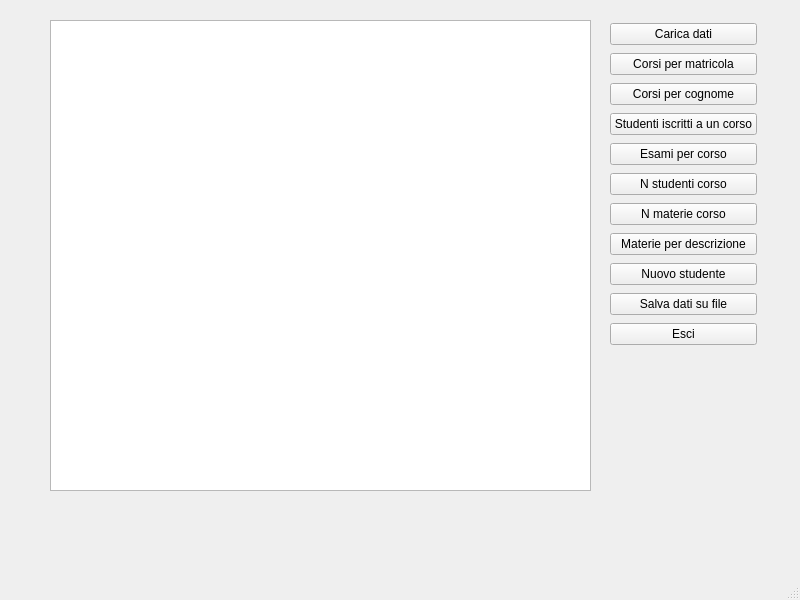
The window that FaChesiaultimo/mainwindow.ui (ErnestoPiccinini-Pascal/Progettogrp) describes before a commit, drawn with Qt 5.
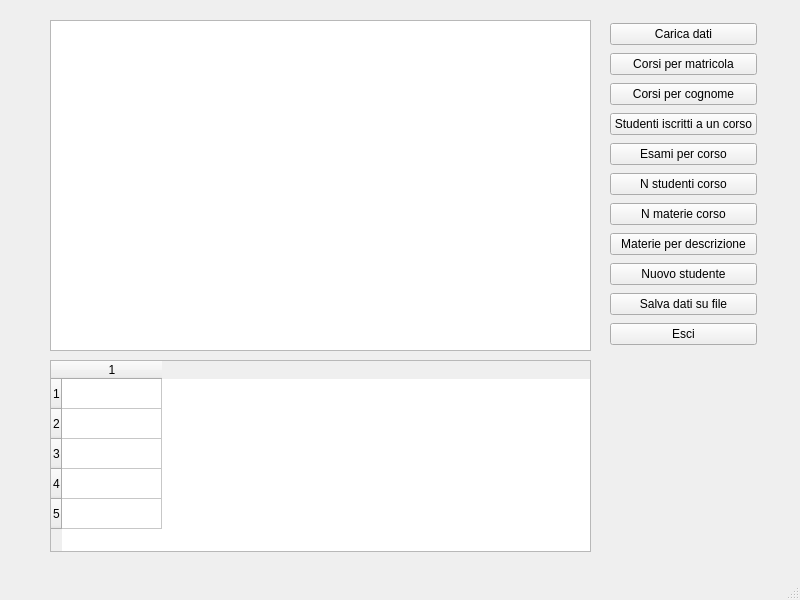
The same window after the commit.

Patch:
```diff
--- a/FaChesiaultimo/mainwindow.ui
+++ b/FaChesiaultimo/mainwindow.ui
@@ -20,7 +20,7 @@
       <x>50</x>
       <y>20</y>
       <width>541</width>
-      <height>471</height>
+      <height>331</height>
      </rect>
     </property>
    </widget>
@@ -113,6 +113,31 @@
      </item>
     </layout>
    </widget>
+   <widget class="QTableWidget" name="tableWidget">
+    <property name="geometry">
+     <rect>
+      <x>50</x>
+      <y>360</y>
+      <width>541</width>
+      <height>192</height>
+     </rect>
+    </property>
+    <property name="sortingEnabled">
+     <bool>true</bool>
+    </property>
+    <property name="rowCount">
+     <number>5</number>
+    </property>
+    <property name="columnCount">
+     <number>1</number>
+    </property>
+    <row/>
+    <row/>
+    <row/>
+    <row/>
+    <row/>
+    <column/>
+   </widget>
   </widget>
   <widget class="QMenuBar" name="menubar">
    <property name="geometry">
```
